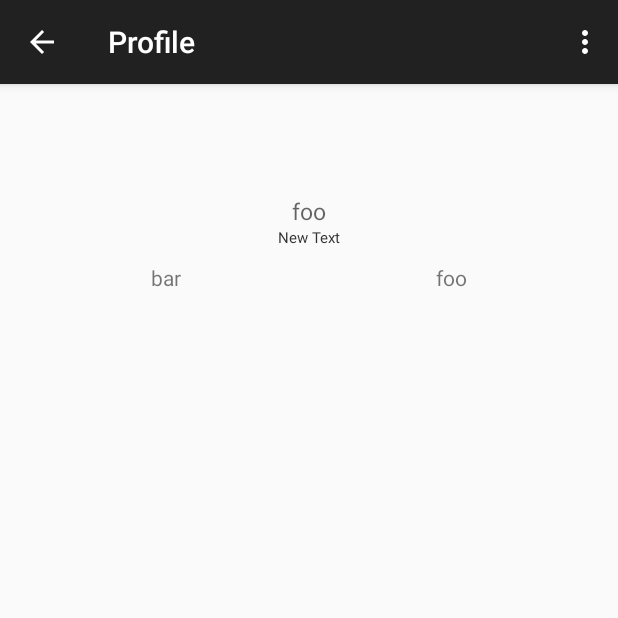
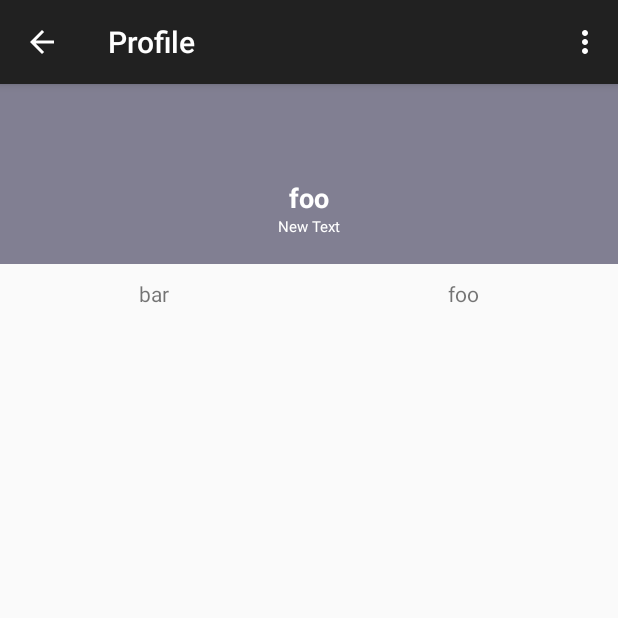
Before and after one commit to mydiemho/twitter-client, an Android app: the HomeTimelineFragment screen opened directly, with no data from a screen before it, after a tap on "Profile", on a phone screen of 412 x 824 dp, the top half of it. Run offline under Robolectric (Android 15) with nearby library versions, the phone set to English and light mode, and no system bars; libraries missing offline, so code that uses them is left out: uk.co.senab; pictures from the network do not load; 17 statements that could not run were skipped.

Commit message:
add progress bar and improve profile view ui

```diff
--- a/app/src/main/java/com/mho/mytwitter/activities/ProfileActivity.java
+++ b/app/src/main/java/com/mho/mytwitter/activities/ProfileActivity.java
@@ -4,7 +4,12 @@ import com.mho.mytwitter.R;
 import com.mho.mytwitter.fragments.UserTimelineFragment;
 import com.mho.mytwitter.models.User;
 import com.squareup.picasso.Picasso;
+import com.squareup.picasso.Target;
 
+import android.graphics.Bitmap;
+import android.graphics.drawable.BitmapDrawable;
+import android.graphics.drawable.ColorDrawable;
+import android.graphics.drawable.Drawable;
 import android.os.Bundle;
 import android.support.v4.app.FragmentTransaction;
 import android.support.v4.app.NavUtils;
@@ -12,7 +17,9 @@ import android.support.v7.app.ActionBarActivity;
 import android.util.Log;
 import android.view.Menu;
 import android.view.MenuItem;
+import android.view.Window;
 import android.widget.ImageView;
+import android.widget.LinearLayout;
 import android.widget.TextView;
 
 public class ProfileActivity extends ActionBarActivity {
@@ -24,15 +31,30 @@ public class ProfileActivity extends ActionBarActivity {
     private TextView mTvScreenName;
     private TextView mTvFollowersCount;
     private TextView mTvFriendsCount;
+    private LinearLayout mLlProfile;
 
     @Override
     protected void onCreate(Bundle savedInstanceState) {
         super.onCreate(savedInstanceState);
+
+        // MUST request the feature before setting content view
+        requestWindowFeature(Window.FEATURE_INDETERMINATE_PROGRESS);
+
         setContentView(R.layout.activity_profile);
 
         setUpViews();
         loadProfileInfo();
         addUserTimelineFragment();
+    }
+
+    // Should be called manually when an async task has started
+    public void showProgressBar() {
+        setProgressBarIndeterminateVisibility(true);
+    }
+
+    // Should be called when an async task has finished
+    public void hideProgressBar() {
+        setProgressBarIndeterminateVisibility(false);
     }
 
     private void addUserTimelineFragment() {
@@ -50,9 +72,11 @@ public class ProfileActivity extends ActionBarActivity {
         mTvScreenName = (TextView) findViewById(R.id.tvScreenName);
         mTvFollowersCount = (TextView) findViewById(R.id.tvFollowersCount);
         mTvFriendsCount = (TextView) findViewById(R.id.tvFriendsCount);
+        mLlProfile = (LinearLayout) findViewById(R.id.llProfile);
     }
 
     private void loadProfileInfo() {
+        showProgressBar();
         User user = getIntent().getParcelableExtra("user");
         Log.d(TAG, "load profile info");
         Log.d(TAG, user.toString());
@@ -65,6 +89,39 @@ public class ProfileActivity extends ActionBarActivity {
         mTvScreenName.setText(user.getScreenName());
         mTvFollowersCount.setText(user.getFollowersCount() + " Followers");
         mTvFriendsCount.setText(user.getFriendsCount() + " Following");
+
+        Log.d(TAG, "show banner");
+        if(!user.getProfileBannerUrl().isEmpty()) {
+            Log.d(TAG, user.getProfileBannerUrl().toString());
+            Picasso.with(this)
+                    .load(user.getProfileBannerUrl())
+                    .placeholder(new ColorDrawable(R.color.profile_banner_background))
+                    .error(new ColorDrawable(R.color.profile_banner_background))
+                    .into(new Target() {
+                        @Override
+                        public void onBitmapLoaded(Bitmap bitmap, Picasso.LoadedFrom from) {
+                            mLlProfile.setBackgroundDrawable(new BitmapDrawable(bitmap));
+                            hideProgressBar();
+                        }
+
+                        @Override
+                        public void onBitmapFailed(Drawable errorDrawable) {
+                            mLlProfile.setBackgroundDrawable(errorDrawable);
+                            hideProgressBar();
+                        }
+
+                        @Override
+                        public void onPrepareLoad(Drawable placeHolderDrawable) {
+                            Log.d(TAG, "loading banner");
+                            mLlProfile.setBackgroundDrawable(placeHolderDrawable);
+                        }
+
+
+                    });
+        } else {
+            Log.d(TAG, "banner is null");
+            mLlProfile.setBackgroundDrawable(new ColorDrawable(R.color.profile_banner_background));
+        }
     }
 
     @Override
--- a/app/src/main/java/com/mho/mytwitter/activities/TimelineActivity.java
+++ b/app/src/main/java/com/mho/mytwitter/activities/TimelineActivity.java
@@ -16,6 +16,7 @@ import android.support.v7.app.ActionBarActivity;
 import android.util.Log;
 import android.view.Menu;
 import android.view.MenuItem;
+import android.view.Window;
 
 import static android.support.v7.app.ActionBar.Tab;
 
@@ -27,6 +28,10 @@ public class TimelineActivity extends ActionBarActivity {
     @Override
     protected void onCreate(Bundle savedInstanceState) {
         super.onCreate(savedInstanceState);
+
+        // MUST request the feature before setting content view
+        requestWindowFeature(Window.FEATURE_INDETERMINATE_PROGRESS);
+
         setContentView(R.layout.activity_timeline);
 
         setUpActionBar();
--- a/app/src/main/java/com/mho/mytwitter/fragments/HomeTimelineFragment.java
+++ b/app/src/main/java/com/mho/mytwitter/fragments/HomeTimelineFragment.java
@@ -30,6 +30,7 @@ public class HomeTimelineFragment extends TweetsListFragment {
 
     @Override
     protected void fetchTweets(long sinceId, long maxId) {
+        showProgressBar();
         TwitterApplication.getTwitterClient().getHomeTimeline(
                 Utils.MAX_RESULT_COUNT,
                 sinceId,
--- a/app/src/main/java/com/mho/mytwitter/fragments/MentionsTimelineFragment.java
+++ b/app/src/main/java/com/mho/mytwitter/fragments/MentionsTimelineFragment.java
@@ -15,6 +15,7 @@ public class MentionsTimelineFragment extends TweetsListFragment {
 
     @Override
     protected void fetchTweets(long sinceId, long maxId) {
+        showProgressBar();
         TwitterApplication.getTwitterClient().getMentionsTimeline(
                 Utils.MAX_RESULT_COUNT,
                 sinceId,
--- a/app/src/main/java/com/mho/mytwitter/fragments/TweetsListFragment.java
+++ b/app/src/main/java/com/mho/mytwitter/fragments/TweetsListFragment.java
@@ -102,7 +102,7 @@ public abstract class TweetsListFragment extends Fragment {
                         if (!mTweets.isEmpty()) {
                             // needs to add 1, since_id returns inclusive results
                             sinceId = mTweets.get(0).getTweetId() + 1;
-                            Log.d(TAG, "sincdId: " + sinceId);
+                            Log.d(TAG, "sinceId: " + sinceId);
                         }
 
                         // for refresh, maxId doesn't matter
@@ -171,7 +171,7 @@ public abstract class TweetsListFragment extends Fragment {
 
                 List<Tweet> newTweets = Tweet.fromJsonArray(jsonArray);
                 Log.d(TAG, "fetched item count: " + newTweets.size());
-                Log.d(TAG, newTweets.toString());
+//                Log.d(TAG, newTweets.toString());
 
                 // save tweets to db
                 saveTweets(newTweets);
@@ -208,7 +208,7 @@ public abstract class TweetsListFragment extends Fragment {
 
             @Override
             public void onFinish() {
-
+                hideProgressBar();
                 mPullToRefreshLayout.setRefreshComplete();
                 super.onFinish();
             }
@@ -231,4 +231,15 @@ public abstract class TweetsListFragment extends Fragment {
     private void notifyUser(String msg) {
         Crouton.makeText(getActivity(), msg, Utils.STYLE).show();
     }
+
+
+    // Should be called manually when an async task has started
+    public void showProgressBar() {
+        getActivity().setProgressBarIndeterminateVisibility(true);
+    }
+
+    // Should be called when an async task has finished
+    public void hideProgressBar() {
+        getActivity().setProgressBarIndeterminateVisibility(false);
+    }
 }
--- a/app/src/main/java/com/mho/mytwitter/fragments/UserTimelineFragment.java
+++ b/app/src/main/java/com/mho/mytwitter/fragments/UserTimelineFragment.java
@@ -34,6 +34,7 @@ public class UserTimelineFragment extends TweetsListFragment {
 
     @Override
     protected void fetchTweets(long sinceId, long maxId) {
+        showProgressBar();
         Log.d(TAG, "mScreenName: " +  mScreenName);
         TwitterApplication.getTwitterClient().getUserTimeline(mScreenName, getHandler(sinceId));
     }
--- a/app/src/main/res/layout/activity_profile.xml
+++ b/app/src/main/res/layout/activity_profile.xml
@@ -2,17 +2,13 @@
                 xmlns:tools="http://schemas.android.com/tools"
                 android:layout_width="match_parent"
                 android:layout_height="match_parent"
-                android:paddingLeft="@dimen/activity_horizontal_margin"
-                android:paddingRight="@dimen/activity_horizontal_margin"
-                android:paddingTop="@dimen/activity_vertical_margin"
-                android:paddingBottom="@dimen/activity_vertical_margin"
                 tools:context="com.mho.mytwitter.activities.ProfileActivity">
 
     <LinearLayout
             android:id="@+id/llProfile"
             android:orientation="vertical"
-            android:layout_width="wrap_content"
-            android:layout_height="wrap_content"
+            android:layout_width="match_parent"
+            android:layout_height="120dp"
             android:layout_alignParentLeft="true"
             android:layout_alignParentRight="true"
             android:layout_alignParentTop="true"
@@ -22,8 +18,7 @@
                 android:id="@+id/ivProfileImage"
                 android:layout_width="48dp"
                 android:layout_height="48dp"
-                android:layout_alignParentLeft="true"
-                android:layout_alignParentTop="true"
+                android:layout_marginTop="10dp"
                 android:layout_gravity="center"/>
 
         <TextView
@@ -31,9 +26,10 @@
                 android:layout_width="match_parent"
                 android:layout_height="wrap_content"
                 android:text="@string/foo"
-                android:textSize="15sp"
                 android:textAppearance="?android:attr/textAppearanceMedium"
-                android:layout_marginTop="10dp"
+                android:layout_marginTop="5dp"
+                android:textColor="@android:color/white"
+                android:textStyle="bold"
                 android:gravity="center"/>
 
         <TextView
@@ -42,7 +38,7 @@
                 android:layout_height="wrap_content"
                 android:text="New Text"
                 android:textSize="10sp"
-                android:textColor="@android:color/secondary_text_light"
+                android:textColor="@android:color/white"
                 android:gravity="center"/>
 
     </LinearLayout>
@@ -83,8 +79,10 @@
             android:layout_height="wrap_content"
             android:layout_below="@+id/llCounts"
             android:layout_marginTop="10dp"
-            android:layout_alignParentLeft="true"
-            android:layout_alignParentRight="true"
+            android:paddingLeft="@dimen/activity_horizontal_margin"
+            android:paddingRight="@dimen/activity_horizontal_margin"
+            android:paddingTop="@dimen/activity_vertical_margin"
+            android:paddingBottom="@dimen/activity_vertical_margin"
             android:layout_alignParentBottom="true">
     </FrameLayout>
 
--- a/app/src/main/res/layout/fragment_tweets_list.xml
+++ b/app/src/main/res/layout/fragment_tweets_list.xml
@@ -3,11 +3,7 @@
         xmlns:android="http://schemas.android.com/apk/res/android"
         android:id="@+id/ptr_timeline_layout"
         android:layout_width="match_parent"
-        android:layout_height="match_parent"
-        android:paddingLeft="@dimen/activity_horizontal_margin"
-        android:paddingRight="@dimen/activity_horizontal_margin"
-        android:paddingTop="@dimen/activity_vertical_margin"
-        android:paddingBottom="@dimen/activity_vertical_margin">
+        android:layout_height="match_parent" >
 
     <ListView
             android:id="@+id/lvTweets"
--- a/app/src/main/res/values/colors.xml
+++ b/app/src/main/res/values/colors.xml
@@ -15,4 +15,6 @@
     <color name="detailed_activity_action_bar_background">#00aced</color>
     <color name="detailed_activity_title_color">#ffffff</color>
 
+    <color name="profile_banner_background">#717676</color>
+
 </resources>
```
Also changed, not shown: app/src/main/java/com/mho/mytwitter/models/User.java (+11 -1 lines).
